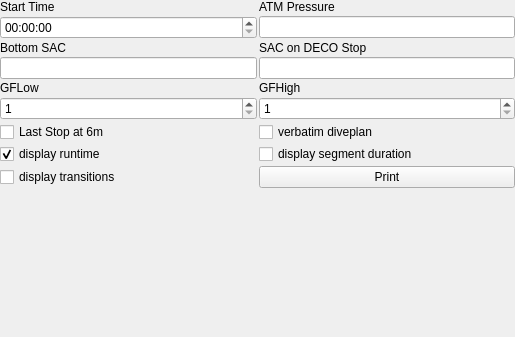
Qt form qt-ui/diveplanner.ui (subsurface/subsurface) before a commit; both pictures show x 0 to 515 and y 0 to 337 of the 515 by 591 pixel window.
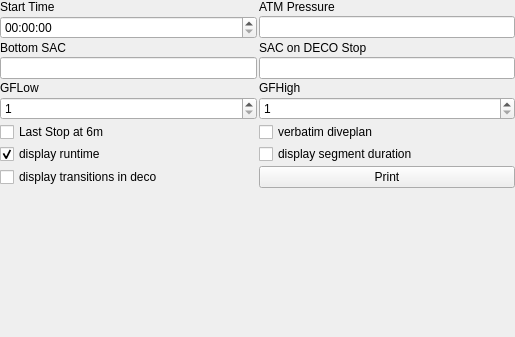
The same form after that commit. Custom widgets are drawn as their Qt base class.

Commit message: Planner note logic and layout improved

What changed in the file:
```diff
--- a/qt-ui/diveplanner.ui
+++ b/qt-ui/diveplanner.ui
@@ -2,6 +2,9 @@
 <ui version="4.0">
  <class>DivePlanner</class>
  <widget class="QWidget" name="DivePlanner">
+  <property name="enabled">
+   <bool>true</bool>
+  </property>
   <property name="geometry">
    <rect>
     <x>0</x>
@@ -195,7 +198,7 @@
           <string>In diveplan, list transitions or treat them as implicit</string>
          </property>
          <property name="text">
-          <string>display transitions</string>
+          <string>display transitions in deco</string>
          </property>
         </widget>
        </item>
```
Left out of the diff: 6 changed lines with no effect on the pictures. The commit also changes 2 other files.
